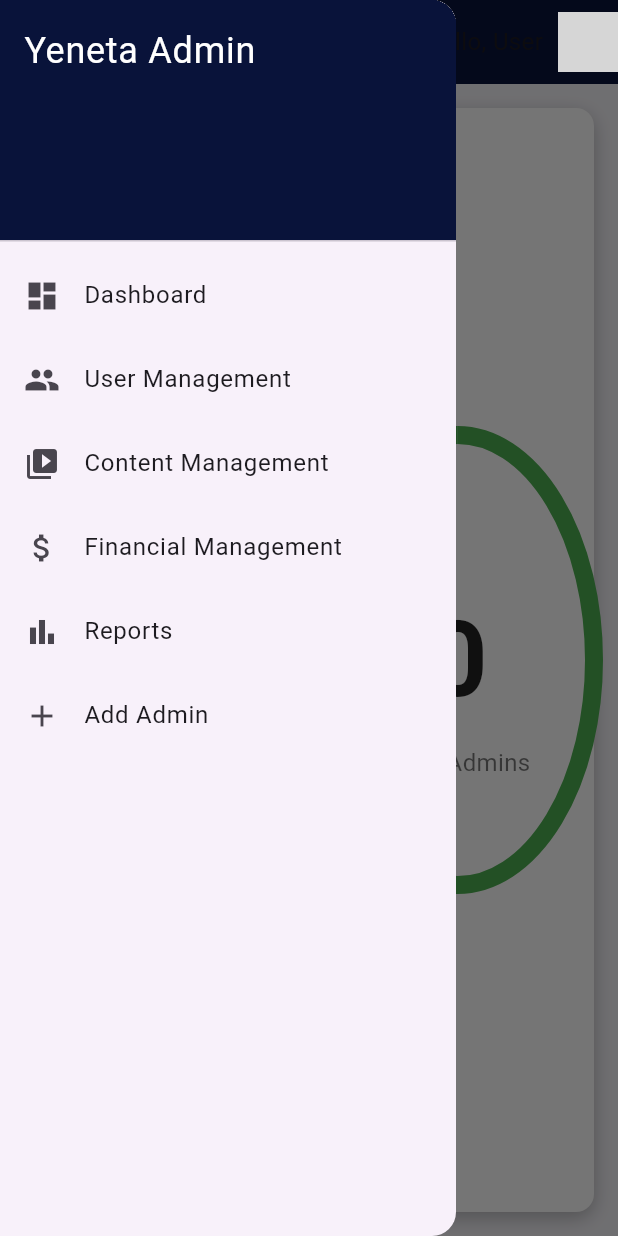
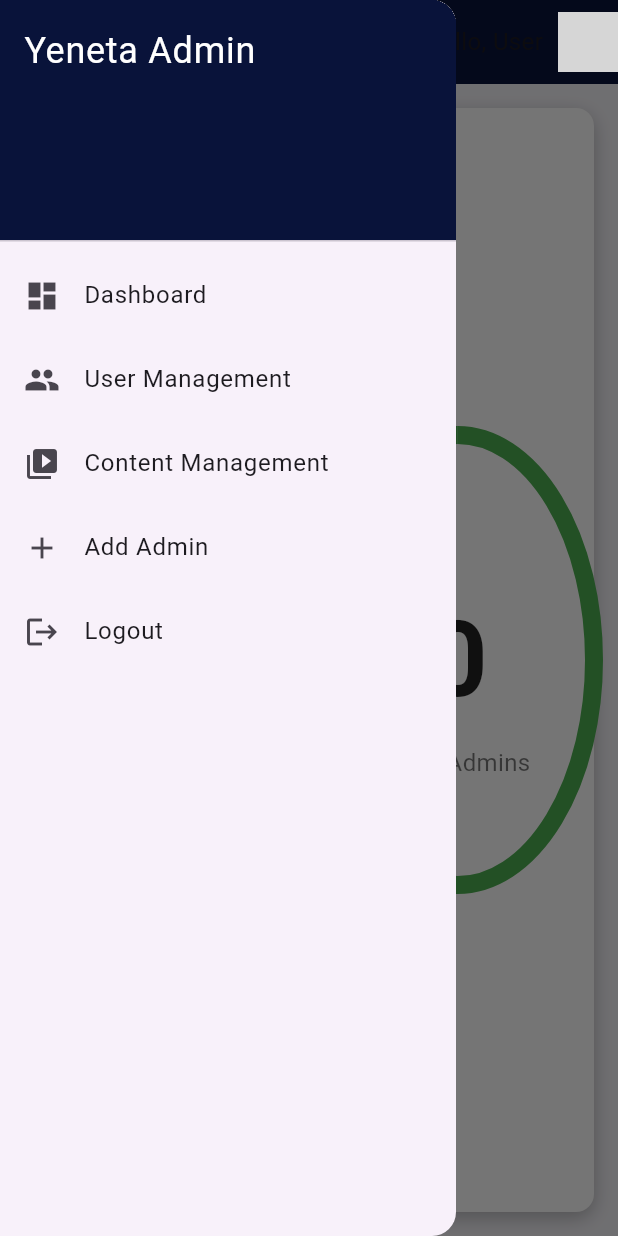
Before and after one commit to Yeneta-tutors/yeneta_tutor, a Flutter app: the AddAdminPage screen opened directly, with the side drawer open, on a phone screen of 412 x 824 dp. Run offline on Flutter 3.47's test engine with Material 3 defaults, Android fonts, the phone set to English and light mode, and no system bars; our stand-ins replace chewie, cloud_firestore, file_picker, firebase_auth, firebase_core, firebase_storage and 9 more; missing offline and left inert: animated_snack_bar, chapa_unofficial; accounts and stored records are empty; grey boxes are pictures that could not be loaded.

Commit message:
add logout

```diff
--- a/lib/features/admin/admin_sidebar.dart
+++ b/lib/features/admin/admin_sidebar.dart
@@ -1,12 +1,15 @@
 import 'package:flutter/material.dart';
+import 'package:flutter_riverpod/flutter_riverpod.dart';
 import 'package:yeneta_tutor/features/admin/addAdmin.dart';
 import 'package:yeneta_tutor/features/admin/dashboard.dart';
 import 'package:yeneta_tutor/features/admin/userManagement.dart';
 import 'package:yeneta_tutor/features/admin/contentManagement.dart';
+import 'package:yeneta_tutor/features/auth/controllers/auth_controller.dart';
+import 'package:yeneta_tutor/features/auth/screens/login_screen.dart';
 
-class Sidebar extends StatelessWidget {
+class Sidebar extends ConsumerWidget {
   @override
-  Widget build(BuildContext context) {
+  Widget build(BuildContext context, WidgetRef ref) {
     return Drawer(
       child: ListView(
         padding: EdgeInsets.zero,
@@ -23,24 +26,56 @@ class Sidebar extends StatelessWidget {
               ),
             ),
           ),
-          SidebarItem(title: 'Dashboard', icon: Icons.dashboard, onTap: () {
-            Navigator.push(context, MaterialPageRoute(builder: (context) => AdminDashboard()));
-          }),
-          SidebarItem(title: 'User Management', icon: Icons.people, onTap: () {
-            Navigator.push(context, MaterialPageRoute(builder: (context) => UserManagement()));
-          }),
-          SidebarItem(title: 'Content Management', icon: Icons.video_library, onTap: () {
-            Navigator.push(context, MaterialPageRoute(builder: (context) => ContentManagementPage()));
-          }),
-          SidebarItem(title: 'Financial Management', icon: Icons.attach_money, onTap: () {
-            // Navigator.push(context, MaterialPageRoute(builder: (context) => FinancialManagementPage()));
-          }),
-          SidebarItem(title: 'Reports', icon: Icons.bar_chart, onTap: () {
-            // Navigator.push(context, MaterialPageRoute(builder: (context) => ReportsPage()));
-          }),
-          SidebarItem(title: 'Add Admin', icon: Icons.add, onTap: () {
-            Navigator.push(context, MaterialPageRoute(builder: (context) => AddAdminPage()));
-          }),
+          SidebarItem(
+              title: 'Dashboard',
+              icon: Icons.dashboard,
+              onTap: () {
+                Navigator.push(context,
+                    MaterialPageRoute(builder: (context) => AdminDashboard()));
+              }),
+          SidebarItem(
+              title: 'User Management',
+              icon: Icons.people,
+              onTap: () {
+                Navigator.push(context,
+                    MaterialPageRoute(builder: (context) => UserManagement()));
+              }),
+          SidebarItem(
+              title: 'Content Management',
+              icon: Icons.video_library,
+              onTap: () {
+                Navigator.push(
+                    context,
+                    MaterialPageRoute(
+                        builder: (context) => ContentManagementPage()));
+              }),
+          // SidebarItem(title: 'Financial Management', icon: Icons.attach_money, onTap: () {
+          //   Navigator.push(context, MaterialPageRoute(builder: (context) => FinancialManagementPage()));
+          // }),
+          // SidebarItem(title: 'Reports', icon: Icons.bar_chart, onTap: () {
+          //   Navigator.push(context, MaterialPageRoute(builder: (context) => ReportsPage()));
+          // }),
+          SidebarItem(
+              title: 'Add Admin',
+              icon: Icons.add,
+              onTap: () {
+                Navigator.push(context,
+                    MaterialPageRoute(builder: (context) => AddAdminPage()));
+              }),
+
+          SidebarItem(
+            title: 'Logout',
+            icon: Icons.logout,
+            onTap: () {
+              ref.read(authControllerProvider).signOut();
+              Navigator.push(
+                context,
+                MaterialPageRoute(
+                  builder: (context) => LoginScreen(),
+                ),
+              );
+            },
+          )
         ],
       ),
     );
```
